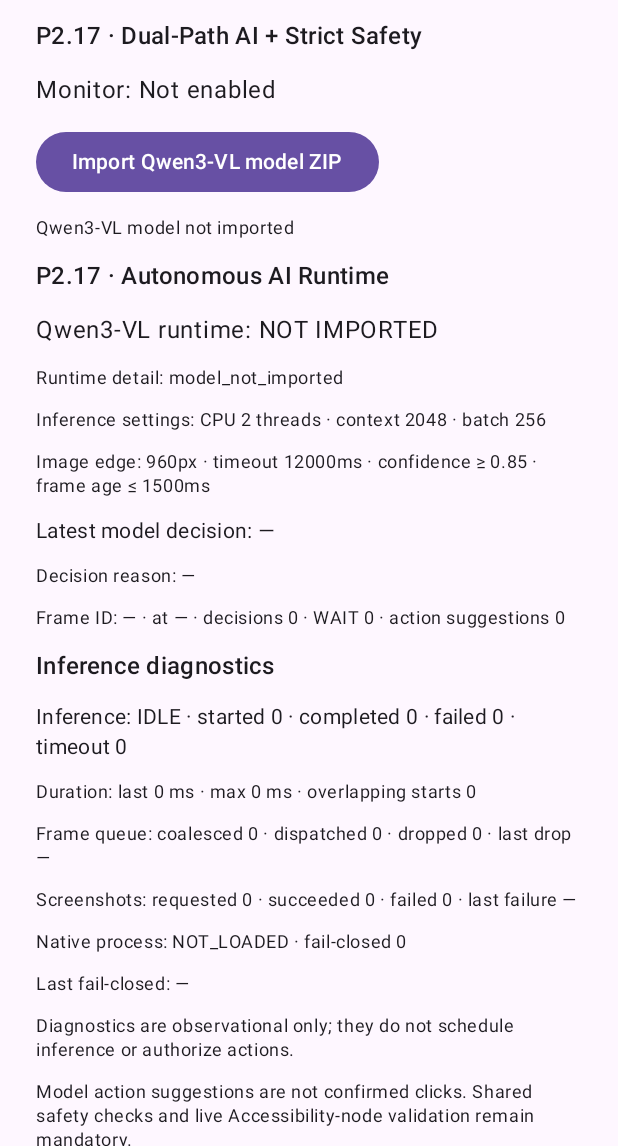
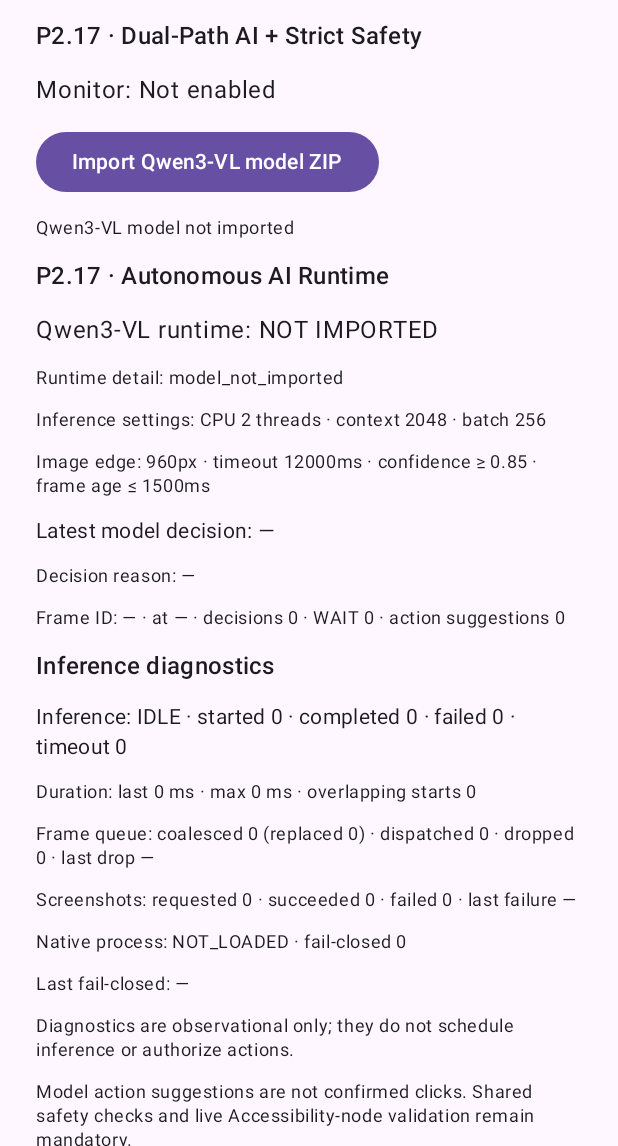
Before and after one commit to kenznguyen/Smart-Ad-Skip, an Android app built with Jetpack Compose: the screen it shows after launch (MainActivity), on a phone screen of 412 x 824 dp, the part 90-1236 px from its top. Run offline under Robolectric (Android 15) with nearby library versions, the phone set to English and light mode, and no system bars; our stand-ins replace AdMob.

Commit message:
feat(p2.27): expose frame replacement diagnostics

```diff
--- a/app/src/main/java/com/kenznguyen/smartadskip/MainActivity.kt
+++ b/app/src/main/java/com/kenznguyen/smartadskip/MainActivity.kt
@@ -172,7 +172,7 @@ private fun AccessibilityMonitorScreen() {
             style = MaterialTheme.typography.bodySmall
         )
         Text(
-            "Frame queue: coalesced ${aiRuntimeStatus.queueCoalescedCount} · dispatched ${aiRuntimeStatus.queueDispatchedCount} · dropped ${aiRuntimeStatus.queueDroppedCount} · last drop ${aiRuntimeStatus.lastQueueDropReason}",
+            "Frame queue: coalesced ${aiRuntimeStatus.queueCoalescedCount} (replaced ${aiRuntimeStatus.queueReplacementCount}) · dispatched ${aiRuntimeStatus.queueDispatchedCount} · dropped ${aiRuntimeStatus.queueDroppedCount} · last drop ${aiRuntimeStatus.lastQueueDropReason}",
             style = MaterialTheme.typography.bodySmall
         )
         Text(
```
